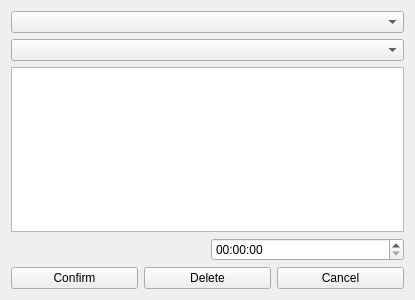
This is edittaskform.ui in jorge-barroso/harvesttimer-qt as Qt 5 draws it before an edit. The edited form follows.
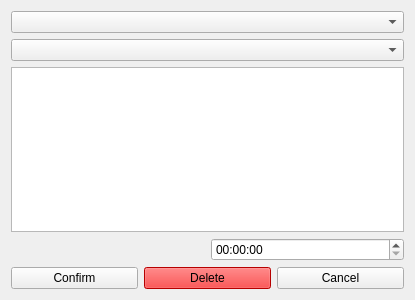
This is the edited form.

Commit message: "Delete" button on task editor made red for better user awareness

What changed in the file:
```diff
--- a/edittaskform.ui
+++ b/edittaskform.ui
@@ -34,6 +34,9 @@
      </item>
      <item>
       <widget class="QPushButton" name="delete_button">
+       <property name="styleSheet">
+        <string notr="true">background-color: red</string>
+       </property>
        <property name="text">
         <string>Delete</string>
        </property>
```
